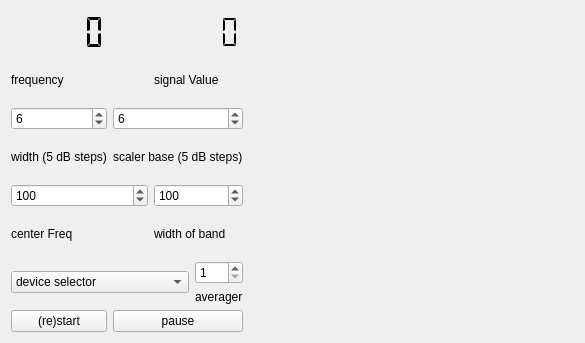
Above: scopewidget.ui from JvanKatwijk/panoramaviewer before the change. Below: the same form after it.
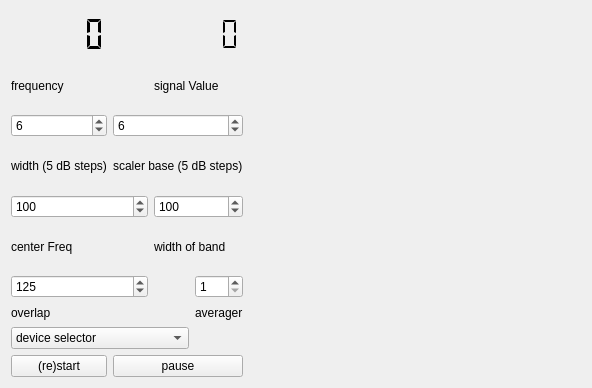
That is the form after the change. Custom widgets are drawn as their Qt base class.

Commit message: added overlap selector

What changed in the file:
```diff
--- a/scopewidget.ui
+++ b/scopewidget.ui
@@ -6,8 +6,8 @@
    <rect>
     <x>0</x>
     <y>0</y>
-    <width>585</width>
-    <height>343</height>
+    <width>592</width>
+    <height>388</height>
    </rect>
   </property>
   <property name="windowTitle">
@@ -118,7 +118,10 @@
         <string>&lt;html&gt;&lt;head/&gt;&lt;body&gt;&lt;p&gt;high frequency selection (in MHz)&lt;/p&gt;&lt;/body&gt;&lt;/html&gt;</string>
        </property>
        <property name="maximum">
-        <number>1999</number>
+        <number>2000</number>
+       </property>
+       <property name="singleStep">
+        <number>5</number>
        </property>
        <property name="value">
         <number>100</number>
@@ -139,17 +142,35 @@
        </property>
       </widget>
      </item>
-     <item row="6" column="0" colspan="3">
-      <widget class="QComboBox" name="deviceSelector">
-       <property name="toolTip">
-        <string>&lt;html&gt;&lt;head/&gt;&lt;body&gt;&lt;p&gt;device selector. Per program run a device is selected. actually, nothing will happen until a device is selected.&lt;/p&gt;&lt;/body&gt;&lt;/html&gt;</string>
-       </property>
+     <item row="6" column="0" colspan="2">
+      <layout class="QVBoxLayout" name="verticalLayout_2">
        <item>
-        <property name="text">
-         <string>device selector</string>
-        </property>
+        <widget class="QSpinBox" name="overlapper">
+         <property name="toolTip">
+          <string>&lt;html&gt;&lt;head/&gt;&lt;body&gt;&lt;p&gt;Overlap. In order to smoothen the transition between successively displayed segments, the last part of a displayed segment is combined with the first part of the next segment. This value indicates&lt;/p&gt;&lt;p&gt;the extend of the overlap (values allowed to 500)&lt;/p&gt;&lt;/body&gt;&lt;/html&gt;</string>
+         </property>
+         <property name="minimum">
+          <number>0</number>
+         </property>
+         <property name="maximum">
+          <number>500</number>
+         </property>
+         <property name="singleStep">
+          <number>10</number>
+         </property>
+         <property name="value">
+          <number>125</number>
+         </property>
+        </widget>
        </item>
-      </widget>
+       <item>
+        <widget class="QLabel" name="label_8">
+         <property name="text">
+          <string>overlap</string>
+         </property>
+        </widget>
+       </item>
+      </layout>
      </item>
      <item row="6" column="3">
       <layout class="QVBoxLayout" name="verticalLayout">
@@ -175,7 +196,19 @@
        </item>
       </layout>
      </item>
-     <item row="7" column="0">
+     <item row="7" column="0" colspan="3">
+      <widget class="QComboBox" name="deviceSelector">
+       <property name="toolTip">
+        <string>&lt;html&gt;&lt;head/&gt;&lt;body&gt;&lt;p&gt;device selector. Per program run a device is selected. actually, nothing will happen until a device is selected.&lt;/p&gt;&lt;/body&gt;&lt;/html&gt;</string>
+       </property>
+       <item>
+        <property name="text">
+         <string>device selector</string>
+        </property>
+       </item>
+      </widget>
+     </item>
+     <item row="8" column="0">
       <widget class="QPushButton" name="startButton">
        <property name="toolTip">
         <string>&lt;html&gt;&lt;head/&gt;&lt;body&gt;&lt;p&gt;start and restart. Assuming a device is selected, the program will start to run after touching this button. If touched for a second time, a new run will be started, using the low and high frequency setting that are then visible on the spinboxes.&lt;/p&gt;&lt;/body&gt;&lt;/html&gt;</string>
@@ -185,7 +218,7 @@
        </property>
       </widget>
      </item>
-     <item row="7" column="1" colspan="3">
+     <item row="8" column="1" colspan="3">
       <widget class="QPushButton" name="pauseButton">
        <property name="toolTip">
         <string>&lt;html&gt;&lt;head/&gt;&lt;body&gt;&lt;p&gt;pause button: touching it will pause the processing of signals. Note: first the &lt;/p&gt;&lt;p&gt;computation of the current spectrum will be finished&lt;/p&gt;&lt;/body&gt;&lt;/html&gt;</string>
```
Left out of the diff: 4 changed lines with no effect on the pictures. The commit also changes 11 other files.
